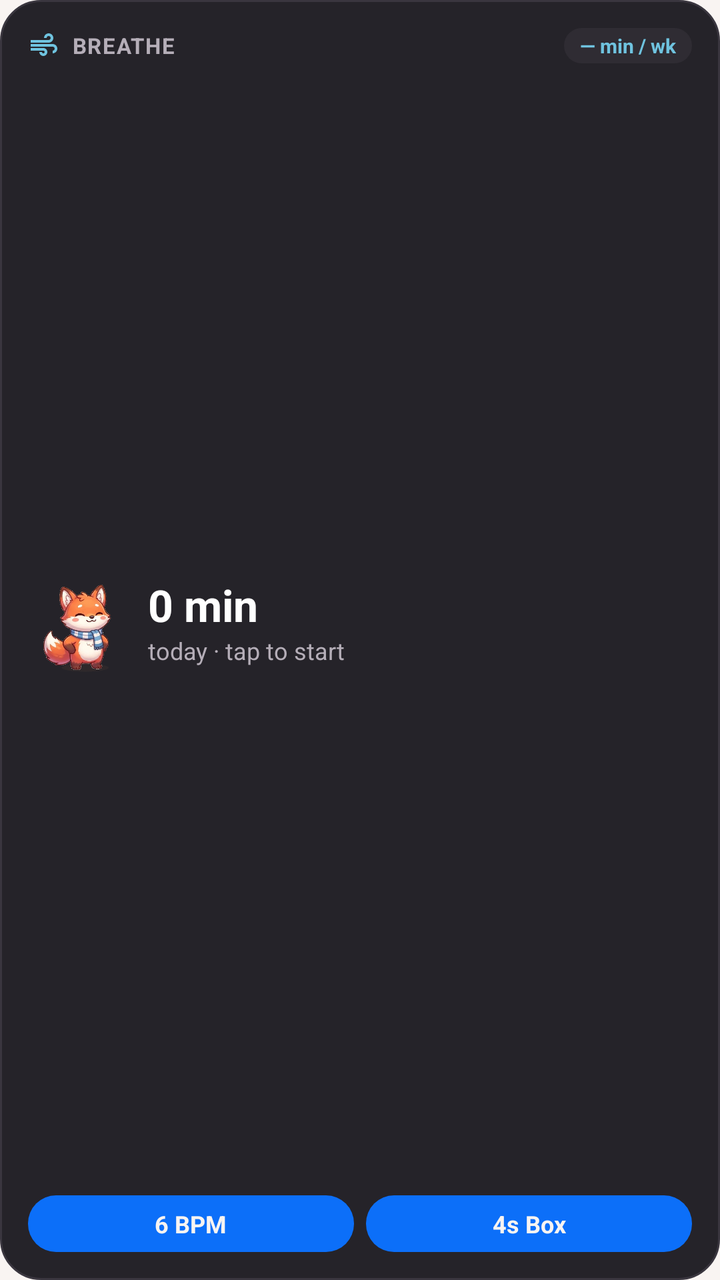
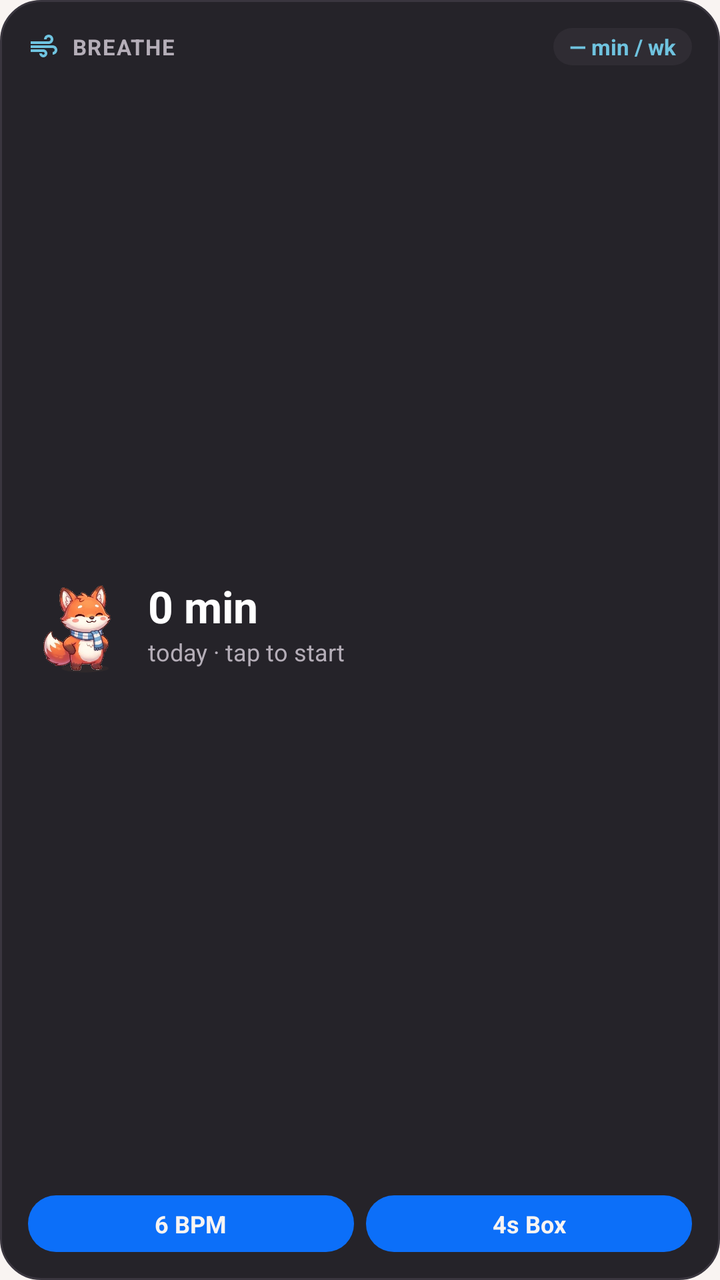

Before-and-after screenshots of an Android layout around one commit, followed by the original layout XML and the change that was made.
<!-- AndroidManifest.xml: application theme Theme.Hangry -->
<!-- res/layout/widget_breathe.xml -->
<?xml version="1.0" encoding="utf-8"?>
<LinearLayout xmlns:android="http://schemas.android.com/apk/res/android"
    android:id="@+id/widget_breathe_root"
    android:layout_width="match_parent"
    android:layout_height="match_parent"
    android:background="@drawable/bg_widget_surface"
    android:orientation="vertical"
    android:padding="14dp">

    <LinearLayout
        android:layout_width="match_parent"
        android:layout_height="wrap_content"
        android:gravity="center_vertical"
        android:orientation="horizontal">

        <ImageView
            android:layout_width="16dp"
            android:layout_height="16dp"
            android:src="@drawable/ic_widget_breath"
            android:contentDescription="@null" />

        <TextView
            android:layout_width="0dp"
            android:layout_height="wrap_content"
            android:layout_marginStart="6dp"
            android:layout_weight="1"
            android:text="BREATHE"
            android:textColor="#B5AEB8"
            android:textSize="11sp"
            android:textStyle="bold"
            android:letterSpacing="0.05" />

        <TextView
            android:id="@+id/tv_breathe_week"
            android:layout_width="wrap_content"
            android:layout_height="wrap_content"
            android:background="@drawable/bg_widget_chip"
            android:paddingHorizontal="8dp"
            android:paddingVertical="2dp"
            android:text="— min / wk"
            android:textColor="#6FC3DF"
            android:textSize="10sp"
            android:textStyle="bold" />
    </LinearLayout>

    <LinearLayout
        android:layout_width="match_parent"
        android:layout_height="0dp"
        android:layout_weight="1"
        android:gravity="center_vertical"
        android:orientation="horizontal">

        <ImageView
            android:layout_width="52dp"
            android:layout_height="52dp"
            android:scaleType="fitCenter"
            android:src="@drawable/dash_breathe_in"
            android:contentDescription="@null" />

        <LinearLayout
            android:layout_width="0dp"
            android:layout_height="wrap_content"
            android:layout_marginStart="8dp"
            android:layout_weight="1"
            android:orientation="vertical">

            <TextView
                android:id="@+id/tv_breathe_today"
                android:layout_width="wrap_content"
                android:layout_height="wrap_content"
                android:layout_marginTop="0dp"
                android:ellipsize="end"
                android:maxLines="1"
                android:text="0 min"
                android:textColor="#FFFFFF"
                android:textSize="22sp"
                android:textStyle="bold" />

            <TextView
                android:id="@+id/tv_breathe_subtitle"
                android:layout_width="wrap_content"
                android:layout_height="wrap_content"
                android:layout_marginTop="0dp"
                android:ellipsize="end"
                android:maxLines="1"
                android:text="today · tap to start"
                android:textColor="#B5AEB8"
                android:textSize="12sp" />
        </LinearLayout>
    </LinearLayout>

    <LinearLayout
        android:layout_width="match_parent"
        android:layout_height="wrap_content"
        android:orientation="horizontal">

        <TextView
            android:id="@+id/btn_breathe_a"
            android:layout_width="0dp"
            android:layout_weight="1"
            android:layout_height="wrap_content"
            android:layout_marginTop="8dp"
            android:background="@drawable/bg_widget_button"
            android:gravity="center"
            android:paddingVertical="6dp"
            android:text="6 BPM"
            android:textColor="#F9F4F2"
            android:textSize="12sp"
            android:textStyle="bold" />

        <TextView
            android:id="@+id/btn_breathe_b"
            android:layout_width="0dp"
            android:layout_weight="1"
            android:layout_marginStart="6dp"
            android:layout_height="wrap_content"
            android:layout_marginTop="8dp"
            android:background="@drawable/bg_widget_button"
            android:gravity="center"
            android:paddingVertical="6dp"
            android:text="4s Box"
            android:textColor="#F9F4F2"
            android:textSize="12sp"
            android:textStyle="bold" />
    </LinearLayout>
</LinearLayout>
<!-- resources referenced by this layout -->
<resources>
  <!-- drawable bg_widget_button (drawable) -->
  <?xml version="1.0" encoding="utf-8"?>
  <shape xmlns:android="http://schemas.android.com/apk/res/android"
      android:shape="rectangle">
      <solid android:color="#0C6FF9" />
      <corners android:radius="14dp" />
  </shape>
  <!-- drawable bg_widget_chip (drawable) -->
  <?xml version="1.0" encoding="utf-8"?>
  <shape xmlns:android="http://schemas.android.com/apk/res/android"
      android:shape="rectangle">
      <solid android:color="#2F2C33" />
      <corners android:radius="12dp" />
  </shape>
  <!-- drawable bg_widget_surface (drawable) -->
  <?xml version="1.0" encoding="utf-8"?>
  <shape xmlns:android="http://schemas.android.com/apk/res/android"
      android:shape="rectangle">
      <solid android:color="#252329" />
      <corners android:radius="20dp" />
      <stroke
          android:width="1dp"
          android:color="#3A363F" />
  </shape>
  <!-- drawable dash_breathe_in: webp bitmap (drawable-nodpi, 20204 bytes) -->
  <!-- drawable ic_widget_breath (drawable) -->
  <vector xmlns:android="http://schemas.android.com/apk/res/android"
      android:width="24dp"
      android:height="24dp"
      android:viewportWidth="24"
      android:viewportHeight="24">
      <path
          android:fillColor="#6FC3DF"
          android:pathData="M14.5,17c0,1.65 -1.35,3 -3,3s-3,-1.35 -3,-3h2c0,0.55 0.45,1 1,1s1,-0.45 1,-1 -0.45,-1 -1,-1H2v-2h9.5c1.65,0 3,1.35 3,3zM19,6.5C19,4.57 17.43,3 15.5,3S12,4.57 12,6.5h2C14,5.67 14.67,5 15.5,5S17,5.67 17,6.5 16.33,8 15.5,8H2v2h13.5c1.93,0 3.5,-1.57 3.5,-3.5zM18.5,11H2v2h16.5c0.83,0 1.5,0.67 1.5,1.5S19.33,16 18.5,16v2c1.93,0 3.5,-1.57 3.5,-3.5S20.43,11 18.5,11z" />
  </vector>
  <style name="Theme.Hangry" parent="android:Theme.Material.NoActionBar">
          <item name="android:windowBackground">@color/brand_cream</item>
          <item name="android:statusBarColor">@android:color/transparent</item>
          <item name="android:navigationBarColor">@android:color/transparent</item>
          <item name="android:windowLightStatusBar">true</item>
          <item name="android:windowLightNavigationBar">true</item>
      </style>
  <color name="brand_cream">#FFF9F4F2</color>
</resources>

<!-- the commit's change to res/layout/widget_breathe.xml (unified diff, before → after) -->
@@ -39,7 +39,7 @@
             android:paddingVertical="2dp"
             android:text="— min / wk"
             android:textColor="#6FC3DF"
-            android:textSize="10sp"
+            android:textSize="11sp"
             android:textStyle="bold" />
     </LinearLayout>
 
